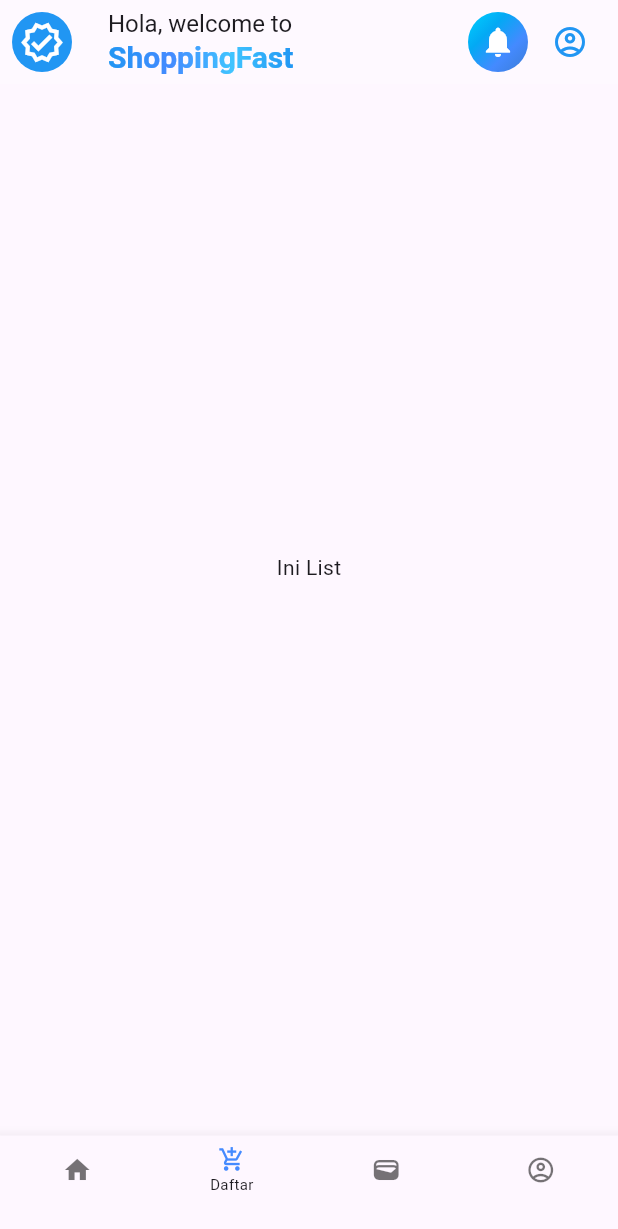
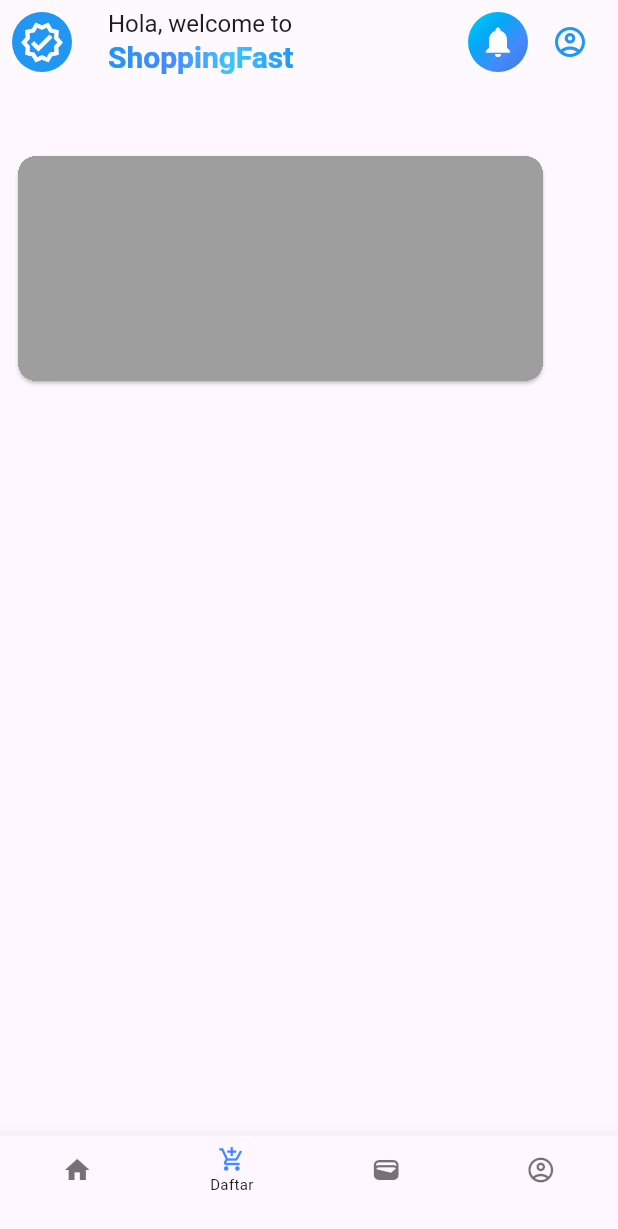
Before and after one commit to adrielsihombing-svg/ShopingFast, a Flutter app: the screen it shows after launch, item 2 of the bottom bar chosen, on a phone screen of 412 x 824 dp. Shown: the top 1229 px of the screen. Run offline on Flutter 3.47's test engine with Material 3 defaults, Android fonts, the phone set to English and light mode, and no system bars; our stand-ins replace font_awesome_flutter, get, readmore.

Commit message:
Beberapa perbaikan dan pembaharuan

```diff
--- a/FrontEnd/lib/app/modules/List_shopping/view/List.dart
+++ b/FrontEnd/lib/app/modules/List_shopping/view/List.dart
@@ -11,8 +11,21 @@ class _ListItemState extends State<ListItem> {
   @override
   Widget build(BuildContext context) {
     return Scaffold(
-      body: Center(
-        child: Text("Ini List"),
+      body: Padding(
+        padding: const EdgeInsets.only(top: 100, left: 8, right: 8),
+        child: Column(
+          children: [
+            Card(
+              clipBehavior: Clip.hardEdge,
+              child: Container(
+                width: 350,
+                height: 150,
+                color: Colors.grey,
+                child: Column(),
+              ),
+            )
+          ],
+        ),
       ),
     );
   }
--- a/FrontEnd/lib/app/modules/home/view/ItemsBio.dart
+++ b/FrontEnd/lib/app/modules/home/view/ItemsBio.dart
@@ -146,7 +146,7 @@ class _ItemsbioState extends State<Itemsbio> {
                     Padding(
                       padding: const EdgeInsets.only(left: 8.0, top: 4),
                       child: ReadMoreText(
-                        'Lorem ipsum dolor sit amet, consectetur adipiscing elit. Sed auctor est nec metus vulputate, ac vestibulum purus suscipit. Nullam pretium ultrices neque, non ultricies nisi venenatis vitae.',
+                        '${data.deskripsi ?? 'No Deskription'}',
                         trimLines: 3,
                         trimMode: TrimMode.Line,
                         trimCollapsedText: 'Baca Selanjutnya',
@@ -184,7 +184,7 @@ class _ItemsbioState extends State<Itemsbio> {
                               Padding(
                                 padding: const EdgeInsets.only(left: 10.0),
                                 child: Text(
-                                  "Tokoh Sayuran",
+                                  "${data.toko}",
                                   style: TextStyle(
                                     fontSize: 15,
                                     fontWeight: FontWeight.w400,
--- a/FrontEnd/lib/app/modules/home/view/home_page.dart
+++ b/FrontEnd/lib/app/modules/home/view/home_page.dart
@@ -37,7 +37,7 @@ class _HomePageState extends State<HomePage> {
             crossAxisCount: 2,
             mainAxisSpacing: 7,
             crossAxisSpacing: 7,
-            childAspectRatio: 0.65,
+            childAspectRatio: 0.55,
           ),
           itemBuilder: (context, index) {
             return _buildCardItem(controller.listItem[index], index);
```
Also changed, not shown: FrontEnd/lib/app/data/providers/item_provider.dart (+10 -10 lines), FrontEnd/lib/widgets/itemsCard.dart (+58 -26 lines).
